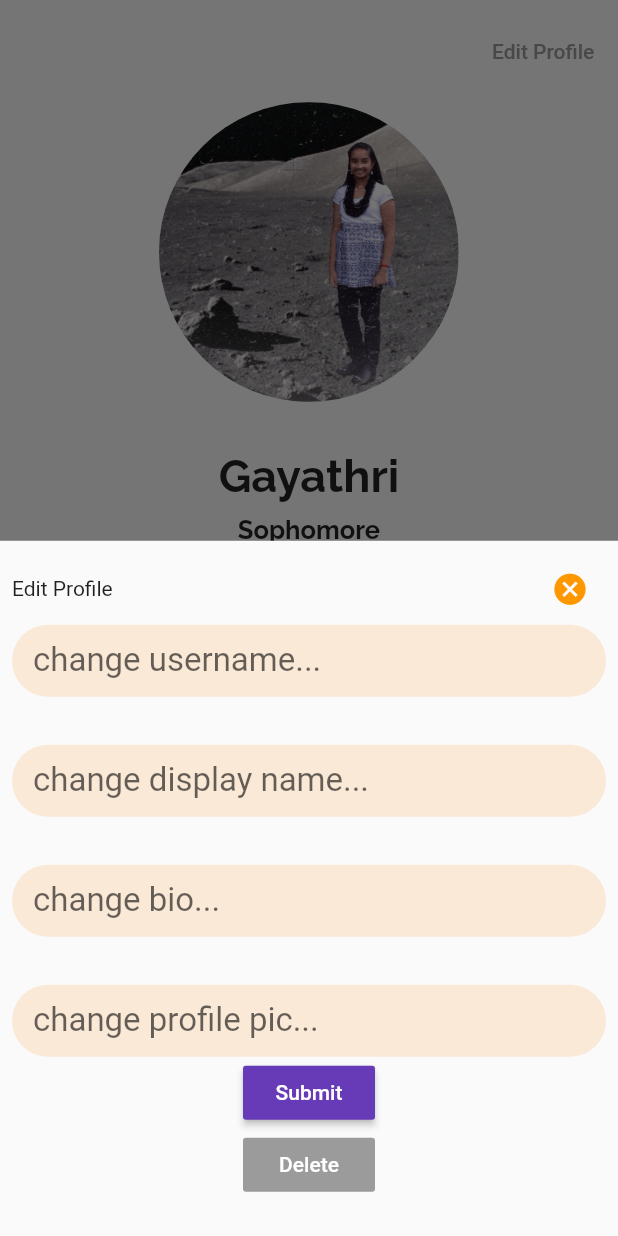
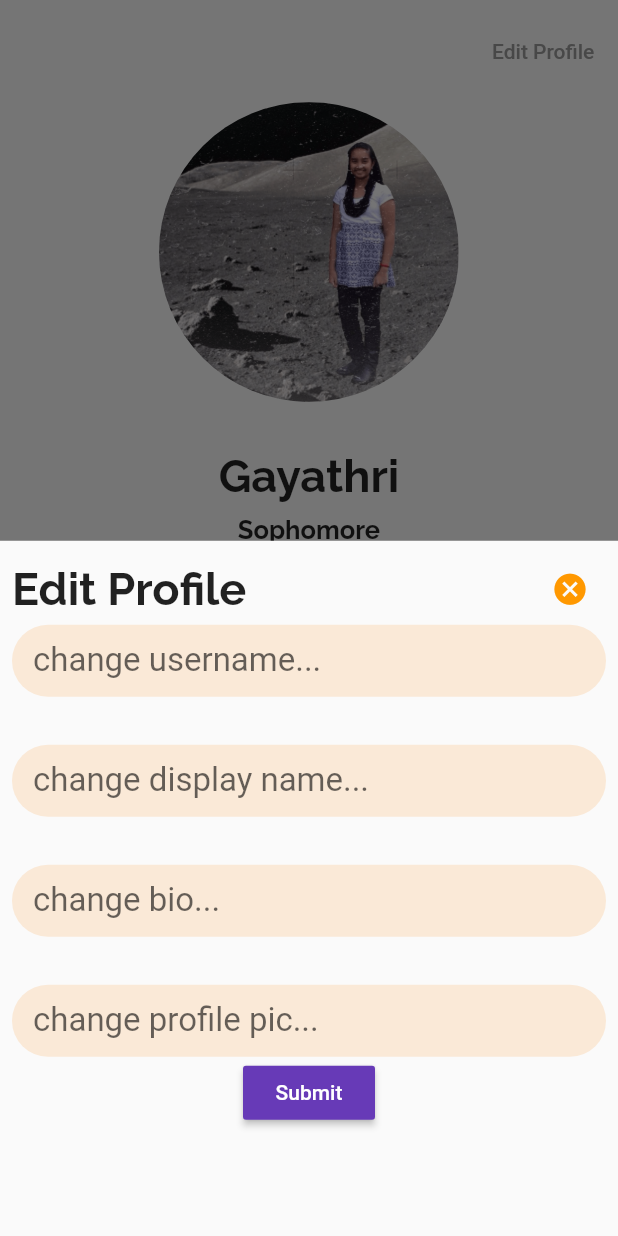
Before and after one commit to ishajain15/UniLyfe, a Flutter app: the ProfilePage screen opened directly, after a tap on "Edit Profile", on a phone screen of 412 x 824 dp. Run offline on Flutter 3.47's test engine with Material 2 defaults, Android fonts, the phone set to English and light mode, and no system bars; our stand-ins replace auto_size_text, cloud_firestore, community_material_icon, firebase_auth, firebase_core, font_awesome_flutter and 3 more; missing offline and left inert: polls; accounts and stored records are empty; generated files the repository leaves out were written again.

Commit message:
slight changes to profile page

```diff
--- a/unilyfe_app/lib/page/profile_page.dart
+++ b/unilyfe_app/lib/page/profile_page.dart
@@ -217,7 +217,13 @@ class _ProfilePageState extends State<ProfilePage> {
               children: <Widget>[
                 Row(
                   children: <Widget>[
-                    Text("Edit Profile"),
+                    Text(
+              'Edit Profile',
+              style: TextStyle(
+                  fontSize: 30,
+                  fontWeight: FontWeight.bold,
+                  fontFamily: 'Raleway'),
+            ),
                     Spacer(),
                     IconButton(
                       icon: Icon(
@@ -299,11 +305,6 @@ class _ProfilePageState extends State<ProfilePage> {
                 Row(
                   mainAxisAlignment: MainAxisAlignment.center,
                   children: <Widget>[
-                    RaisedButton(
-                      child: Text('Delete'),
-                      color: Colors.red,
-                      textColor: Colors.white,
-                    )
                   ],
                 )
               ],
```
